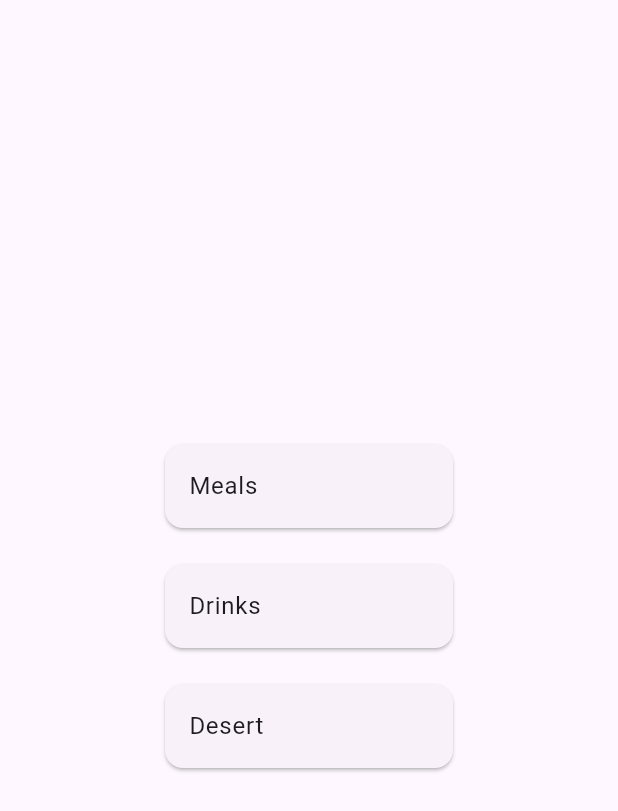
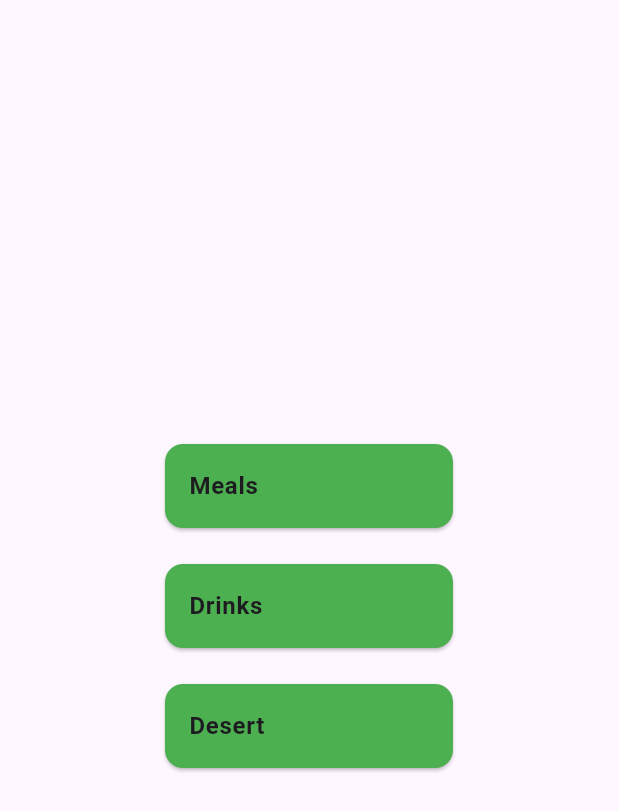
Before and after one commit to Gee-gee4/map_app, a Flutter app: the screen it shows after launch, on a phone screen of 412 x 824 dp. Shown: the top 811 px of the screen. Run offline on Flutter 3.47's test engine with Material 3 defaults, Android fonts, the phone set to English and light mode, and no system bars.

```diff
--- a/lib/reusable_widgets.dart
+++ b/lib/reusable_widgets.dart
@@ -6,9 +6,19 @@ SizedBox myListView(String myText) {
     width: 200,
     child: ListView(
       children: [
-        Card(
-          child: ListTile(
-           title: Text(myText),
+        InkWell(
+          borderRadius: BorderRadius.circular(12),
+          onTap: () {
+
+          },
+          child: Card(
+            color: Colors.green,
+            child: ListTile(
+              title: Text(
+                myText,
+                style: TextStyle(fontWeight: FontWeight.bold),
+              ),
+            ),
           ),
         ),
       ],
```
Also changed, not shown: lib/Model/menu_item.dart (added, +13 -0 lines).
